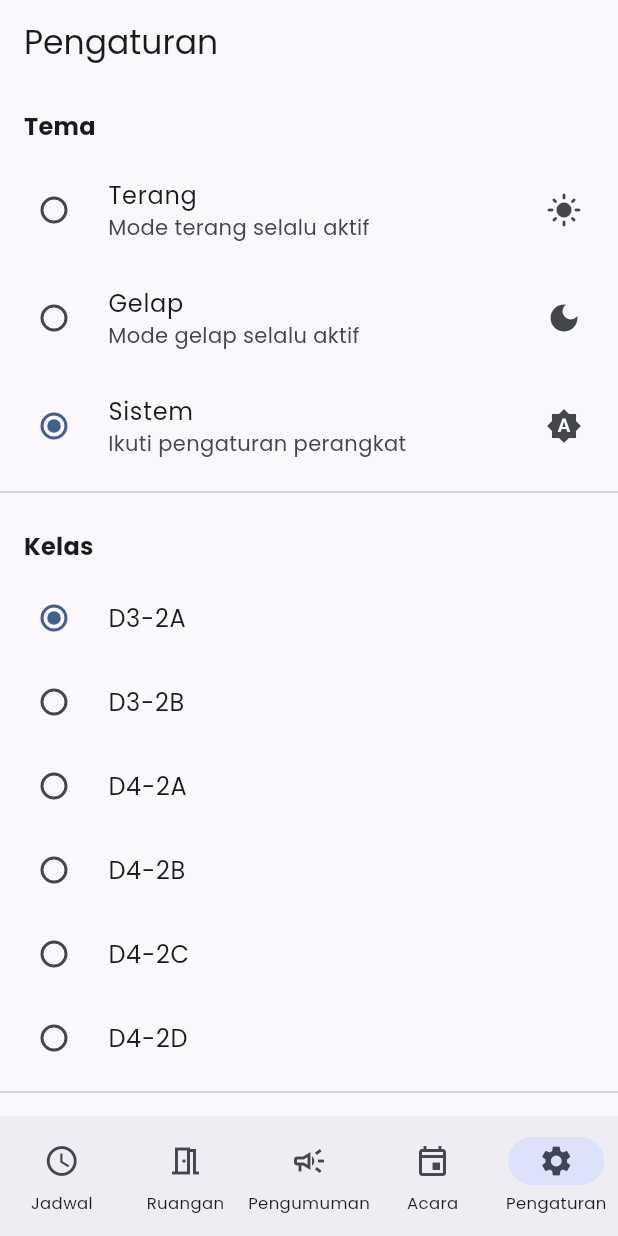
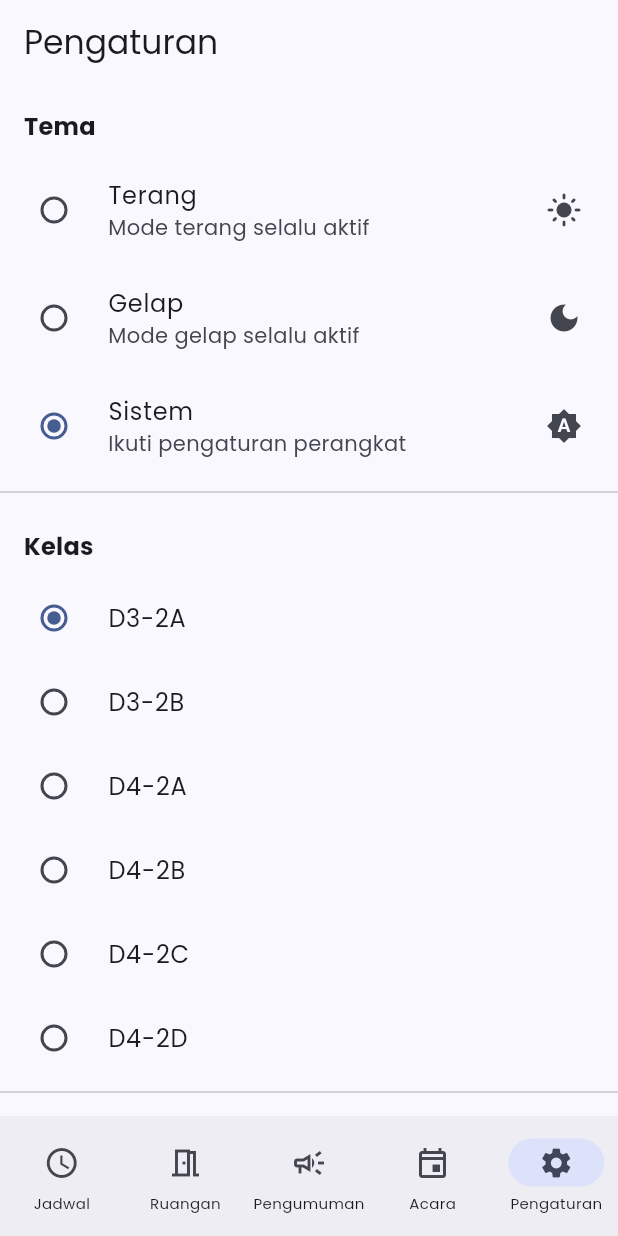
Before and after one commit to symful/jtk25client, a Flutter app: the screen it shows after launch, item 5 of the bottom bar chosen, on a phone screen of 412 x 824 dp. Run offline on Flutter 3.47's test engine with Material 3 defaults, Android fonts, the phone set to English and light mode, and no system bars; our stand-ins replace dio, firebase_core, firebase_messaging, flutter_local_notifications, flutter_markdown, flutter_riverpod and 7 more; missing offline and left inert: dart:js_interop; accounts and stored records are empty; generated files the repository leaves out were written again; network calls fail.

Commit message:
fix: font too big

```diff
--- a/lib/core/shell/shell.dart
+++ b/lib/core/shell/shell.dart
@@ -88,7 +88,7 @@ class AppShell extends ConsumerWidget {
       bottomNavigationBar: NavigationBar(
         selectedIndex: navigationShell.currentIndex,
         onDestinationSelected: _onDestinationSelected,
-        labelTextStyle: const WidgetStatePropertyAll(TextStyle(fontSize: 11)),
+        labelTextStyle: const WidgetStatePropertyAll(TextStyle(fontSize: 10)),
         destinations: [
           const NavigationDestination(
             icon: Icon(Icons.schedule_outlined),
--- a/lib/features/schedule/ui/schedule_ui.dart
+++ b/lib/features/schedule/ui/schedule_ui.dart
@@ -152,7 +152,7 @@ class _ClassSelector extends ConsumerWidget {
     return SizedBox(
       height: 56,
       child: ListView.separated(
-        padding: const EdgeInsets.symmetric(horizontal: 16, vertical: 8),
+        padding: const EdgeInsets.symmetric(horizontal: 12, vertical: 8),
         scrollDirection: Axis.horizontal,
         itemCount: kAllClassCodes.length,
         separatorBuilder: (_, idx) => const SizedBox(width: 8),
@@ -192,7 +192,7 @@ class _DayChipsRow extends StatelessWidget {
     return SizedBox(
       height: 48,
       child: ListView.separated(
-        padding: const EdgeInsets.symmetric(horizontal: 16, vertical: 8),
+        padding: const EdgeInsets.symmetric(horizontal: 12, vertical: 8),
         scrollDirection: Axis.horizontal,
         itemCount: days.length,
         separatorBuilder: (_, _) => const SizedBox(width: 8),
```
